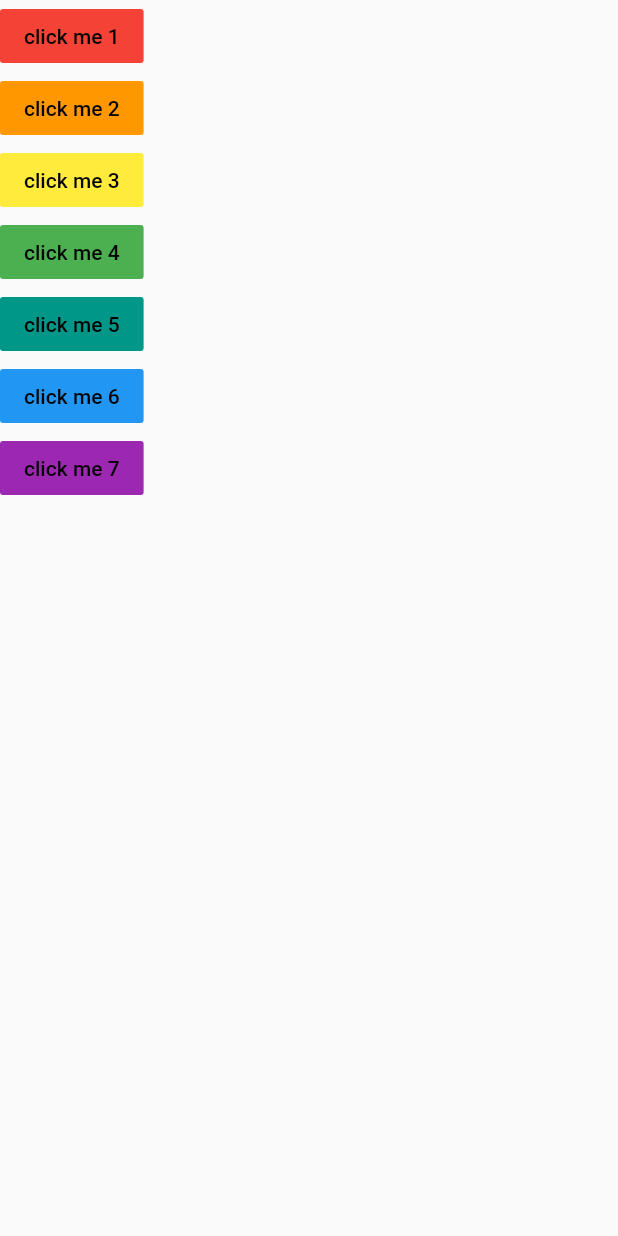
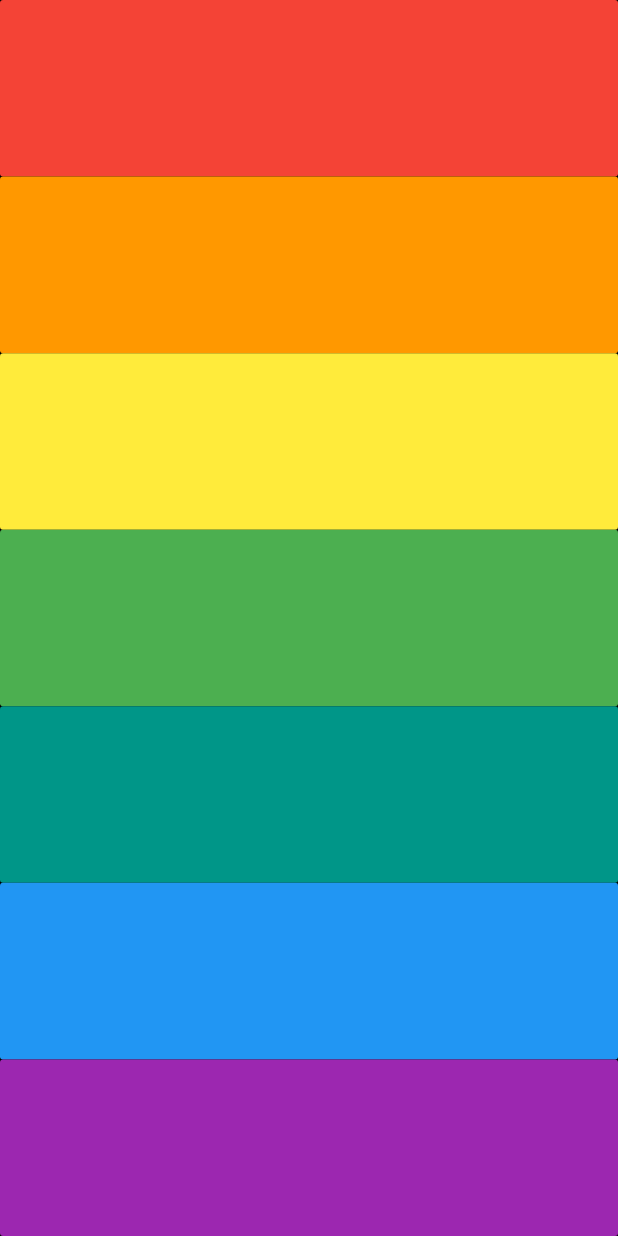
Before and after one commit to AyushSantri/xylo_phone, a Flutter app: the screen it shows after launch, on a phone screen of 412 x 824 dp. Run offline on Flutter 3.47's test engine with Material 2 defaults, Android fonts, the phone set to English and light mode, and no system bars; our stand-ins replace audioplayers.

Commit message:
styled my buttons

```diff
--- a/lib/main.dart
+++ b/lib/main.dart
@@ -13,77 +13,94 @@ class XylophoneApp extends StatelessWidget {
   Widget build(BuildContext context) {
     return MaterialApp(
       home: Scaffold(
+        backgroundColor: Colors.black,
         body: SafeArea(
           child: Column(
+            crossAxisAlignment: CrossAxisAlignment.stretch,
+            // mainAxisAlignment: MainAxisAlignment.spaceEvenly,
             children: [
-              FlatButton(
+              Expanded(
+                child: FlatButton(
                   color: Colors.red,
                   onPressed: () {
                     playSound(1);
                   },
                   child: const Text(
                     'click me 1',
-                  style: TextStyle(color: Colors.black),
+                    style: TextStyle(color: Colors.red),
                   ),
                 ),
-              FlatButton(
+              ),
+              Expanded(
+                child: FlatButton(
                   color: Colors.orange,
                   onPressed: () {
                     playSound(2);
                   },
                   child: const Text(
                     'click me 2',
-                  style: TextStyle(color: Colors.black),
+                    style: TextStyle(color: Colors.orange),
                   ),
                 ),
-              FlatButton(
+              ),
+              Expanded(
+                child: FlatButton(
                   color: Colors.yellow,
                   onPressed: () {
                     playSound(3);
                   },
                   child: const Text(
                     'click me 3',
-                  style: TextStyle(color: Colors.black),
+                    style: TextStyle(color: Colors.yellow),
                   ),
                 ),
-              FlatButton(
+              ),
+              Expanded(
+                child: FlatButton(
                   color: Colors.green,
                   onPressed: () {
                     playSound(4);
                   },
                   child: const Text(
                     'click me 4',
-                  style: TextStyle(color: Colors.black),
+                    style: TextStyle(color: Colors.green),
                   ),
                 ),
-              FlatButton(
+              ),
+              Expanded(
+                child: FlatButton(
                   color: Colors.teal,
                   onPressed: () {
                     playSound(5);
                   },
                   child: const Text(
                     'click me 5',
-                  style: TextStyle(color: Colors.black),
+                    style: TextStyle(color: Colors.teal),
                   ),
                 ),
-              FlatButton(
+              ),
+              Expanded(
+                child: FlatButton(
                   color: Colors.blue,
                   onPressed: () {
                     playSound(6);
                   },
                   child: const Text(
                     'click me 6',
-                  style: TextStyle(color: Colors.black),
+                    style: TextStyle(color: Colors.blue),
                   ),
                 ),
-              FlatButton(
+              ),
+              Expanded(
+                child: FlatButton(
                   color: Colors.purple,
                   onPressed: () {
                     playSound(7);
                   },
                   child: const Text(
                     'click me 7',
-                  style: TextStyle(color: Colors.black),
+                    style: TextStyle(color: Colors.purple),
+                  ),
                 ),
               ),
             ],
```
Lines whose indentation alone changed are shown as unchanged.
